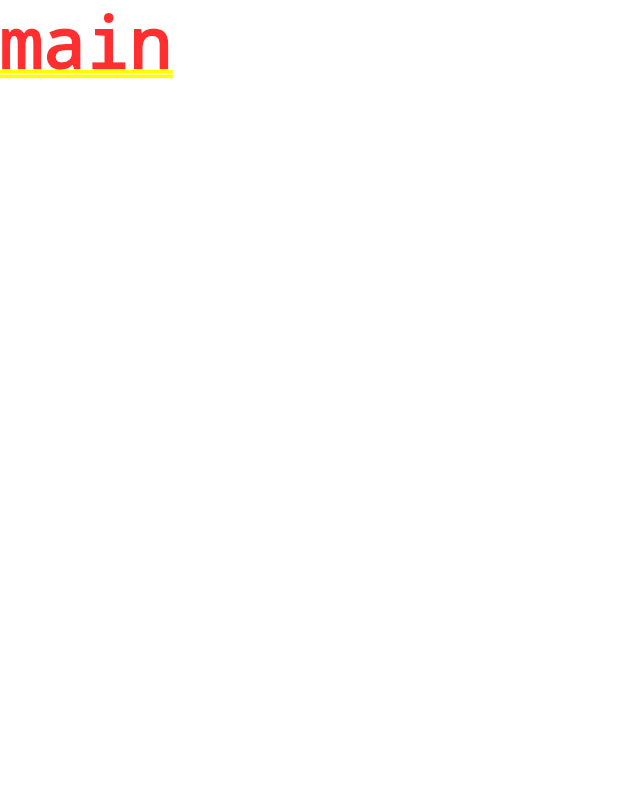
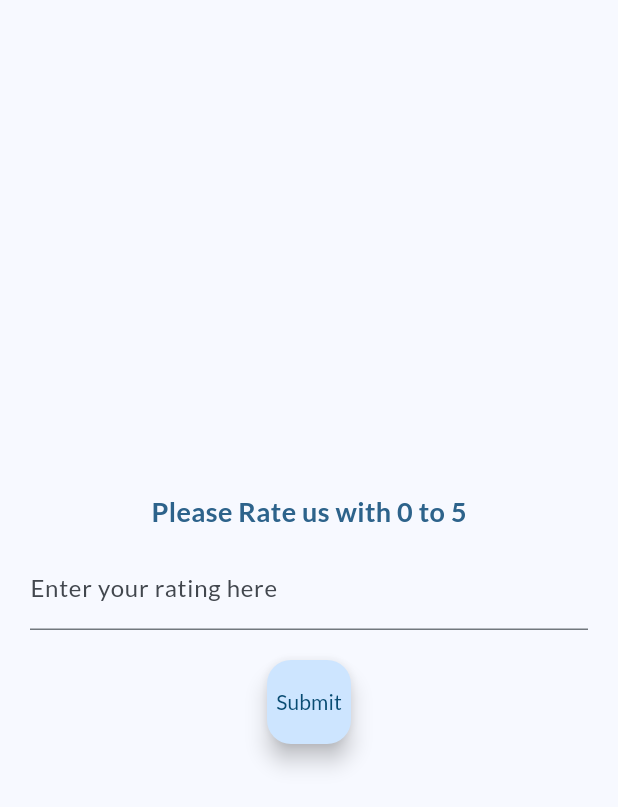
Before and after one commit to swaroopa-msil/flutter_training, a Flutter app: the screen it shows after launch, on a phone screen of 412 x 824 dp. Shown: the top 807 px of the screen. Run offline on Flutter 3.47's test engine with Material 3 defaults, Android fonts, the phone set to English and light mode, and no system bars; our stand-ins replace google_fonts.

Commit message:
- star rating

```diff
--- a/lib/main.dart
+++ b/lib/main.dart
@@ -1,18 +1,19 @@
 import 'package:flutter/material.dart';
 import 'package:google_fonts/google_fonts.dart';
-import 'package:flutter_riverpod/flutter_riverpod.dart';
+import 'package:march09/provider/rating_change_provider.dart';
+import 'package:march09/ui/screens/home_screen.dart';
+import 'package:provider/provider.dart';
 
 final theme = ThemeData(
   useMaterial3: true,
   colorScheme: ColorScheme.fromSeed(
-    brightness: Brightness.dark,
-    seedColor: const Color.fromARGB(255, 131, 57, 0),
+    seedColor: const Color.fromARGB(255, 0, 85, 131),
   ),
   textTheme: GoogleFonts.latoTextTheme(),
 );
 
 void main() {
-  runApp(const ProviderScope(child: App()));
+  runApp( const App());
 }
 
 class App extends StatelessWidget {
@@ -20,6 +21,11 @@ class App extends StatelessWidget {
 
   @override
   Widget build(BuildContext context) {
-    return MaterialApp(theme: theme, home: const Text("main"));
+    return MultiProvider(providers: [
+      ChangeNotifierProvider(create: (_) => RatingChangeProvider() )
+    ],
+    child: MaterialApp(theme: theme,
+        debugShowCheckedModeBanner: false,
+        home: const HomeScreen()));
   }
 }
--- /dev/null
+++ b/lib/provider/rating_change_provider.dart
@@ -0,0 +1,13 @@
+
+import 'package:flutter/foundation.dart';
+
+class RatingChangeProvider extends ChangeNotifier{
+  double rating = 0;
+
+
+  void updateRating(double rate){
+    rating = rate;
+    notifyListeners();
+  }
+
+}
--- /dev/null
+++ b/lib/ui/screens/home_screen.dart
@@ -0,0 +1,80 @@
+import 'package:flutter/material.dart';
+
+import '../widgets/multi_star_rating_bar.dart';
+
+class HomeScreen extends StatelessWidget {
+  const HomeScreen({super.key});
+
+  @override
+  Widget build(BuildContext context) {
+    final controller = TextEditingController();
+    final formKey = GlobalKey<FormState>();
+    Future openAlertDialog(BuildContext context,String value){
+      return  showDialog(context: context,
+          builder: (context){
+            return  AlertDialog(
+              title: Text('Thank you'),
+              content: MultiStarRatingBar(rating:double.parse(value)),
+              actions:<Widget>[
+                TextButton(
+                    onPressed: (){
+                      Navigator.of(context).pop();
+                    },
+                    child: Text('OK'))
+              ],
+            );
+          }
+      );
+    }
+
+    String? validateRateFiled(String? value){
+      if(value?.isEmpty == true || value ==  null){
+        return 'Rate field can not leave empty';
+      }
+      final rate = double.parse(value);
+      if(rate > 6){
+        return 'Please enter a rating maximum of 5';
+      }
+      return null;
+    }
+
+
+    return Scaffold(
+      body: Center(
+        child: Padding(
+          padding: const EdgeInsets.symmetric(vertical:0,horizontal: 20),
+          child: Form(
+            key: formKey,
+            child: Column(
+              mainAxisSize: MainAxisSize.min,
+              children: [
+                Text('Please Rate us with 0 to 5',
+                    style: TextStyle(fontSize: 18,fontWeight: FontWeight.bold,
+                        color: Theme.of(context).colorScheme.primary)),
+                const SizedBox(height:10),
+                TextFormField(
+                  controller: controller,
+                  keyboardType: TextInputType.number,
+                  decoration: const InputDecoration(
+                    labelText: 'Enter your rating here',
+                  ),
+                  validator: (value) {
+                      return validateRateFiled(value);
+                    }
+                ),
+                const SizedBox(height:20),
+                FloatingActionButton(onPressed: (){
+                  if(formKey.currentState?.validate() == true){
+                     openAlertDialog(context,controller.text);
+                     controller.clear();
+                  }
+                }, child: const Text('Submit'),
+                )
+              ],
+            ),
+          ),
+        ),
+      ),
+    );
+  }
+}
--- a/pubspec.yaml
+++ b/pubspec.yaml
@@ -38,6 +38,7 @@ dependencies:
   google_fonts: ^6.2.1
   transparent_image: ^2.0.1
   flutter_riverpod: ^2.5.1
+  provider: ^6.1.2
 
 dev_dependencies:
   flutter_test:
```
Also changed, not shown: lib/ui/widgets/multi_star_rating_bar.dart (added, +106 -0 lines), lib/ui/widgets/single_star_bar.dart (added, +31 -0 lines), lib/utils/star_clipper.dart (added, +19 -0 lines), pubspec.lock.
